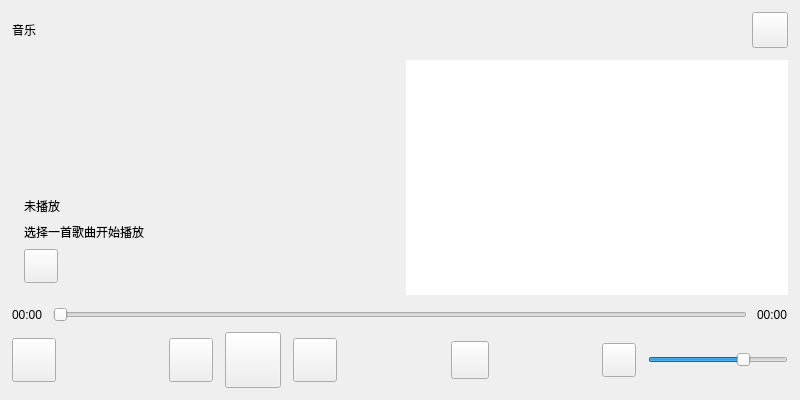
This is musicui.ui in pengstao-creator/carMusicSys as Qt 5 draws it before an edit. The edited form follows.
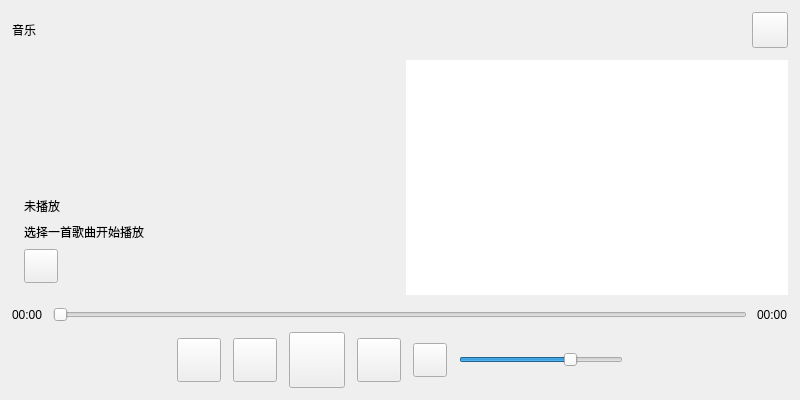
This is the edited form. Icons and pictures are not drawn. Custom widgets are drawn as their Qt base class.

Patch:
```diff
--- a/musicui.ui
+++ b/musicui.ui
@@ -272,6 +272,19 @@
        <property name="spacing">
         <number>12</number>
        </property>
+       <item>
+        <spacer name="horizontalSpacer_2">
+         <property name="orientation">
+          <enum>Qt::Horizontal</enum>
+         </property>
+         <property name="sizeHint" stdset="0">
+          <size>
+           <width>40</width>
+           <height>20</height>
+          </size>
+         </property>
+        </spacer>
+       </item>
        <item>
         <widget class="QPushButton" name="switchPlaybackType">
          <property name="minimumSize">
@@ -300,19 +313,6 @@
          </property>
         </widget>
        </item>
-       <item>
-        <spacer name="leftControlsSpacer">
-         <property name="orientation">
-          <enum>Qt::Horizontal</enum>
-         </property>
-         <property name="sizeHint" stdset="0">
-          <size>
-           <width>10</width>
-           <height>20</height>
-          </size>
-         </property>
-        </spacer>
-       </item>
        <item>
         <widget class="QPushButton" name="prevButton">
          <property name="minimumSize">
@@ -379,54 +379,6 @@
          </property>
         </widget>
        </item>
-       <item>
-        <spacer name="centerControlsSpacer">
-         <property name="orientation">
-          <enum>Qt::Horizontal</enum>
-         </property>
-         <property name="sizeHint" stdset="0">
-          <size>
-           <width>10</width>
-           <height>20</height>
-          </size>
-         </property>
-        </spacer>
-       </item>
-       <item>
-        <widget class="QPushButton" name="queueButton">
-         <property name="minimumSize">
-          <size>
-           <width>38</width>
-           <height>38</height>
-          </size>
-         </property>
-         <property name="maximumSize">
-          <size>
-           <width>38</width>
-           <height>38</height>
-          </size>
-         </property>
-         <property name="styleSheet">
-          <string notr="true">QPushButton { image: url(:/Resource/app/music/bofangduilie.png); }</string>
-         </property>
-         <property name="text">
-          <string/>
-         </property>
-        </widget>
-       </item>
-       <item>
-        <spacer name="rightSpacer">
-         <property name="orientation">
-          <enum>Qt::Horizontal</enum>
-         </property>
-         <property name="sizeHint" stdset="0">
-          <size>
-           <width>40</width>
-           <height>20</height>
-          </size>
-         </property>
-        </spacer>
-       </item>
        <item>
         <widget class="QPushButton" name="volumeButton">
          <property name="minimumSize">
@@ -468,12 +420,32 @@
          </property>
         </widget>
        </item>
+       <item>
+        <spacer name="horizontalSpacer">
+         <property name="orientation">
+          <enum>Qt::Horizontal</enum>
+         </property>
+         <property name="sizeHint" stdset="0">
+          <size>
+           <width>40</width>
+           <height>20</height>
+          </size>
+         </property>
+        </spacer>
+       </item>
       </layout>
      </item>
     </layout>
    </item>
   </layout>
  </widget>
+ <customwidgets>
+  <customwidget>
+   <class>ClickableSlider</class>
+   <extends>QSlider</extends>
+   <header>clickableslider.h</header>
+  </customwidget>
+ </customwidgets>
  <resources/>
  <connections/>
 </ui>
```
Left out of the diff: 14 changed lines with no effect on the pictures.
